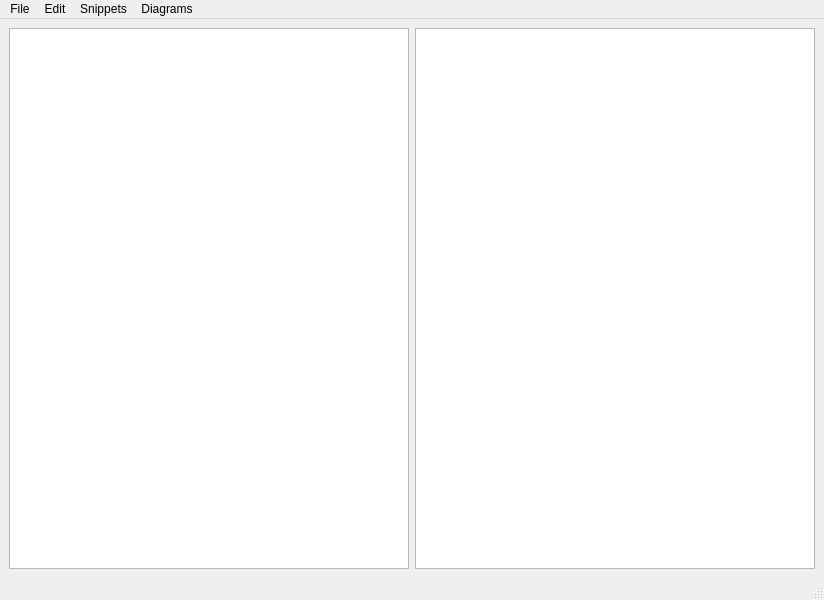
Before: the Qt Designer form notetaker.ui in taylorjohnwood/Notey, drawn with Qt 5.
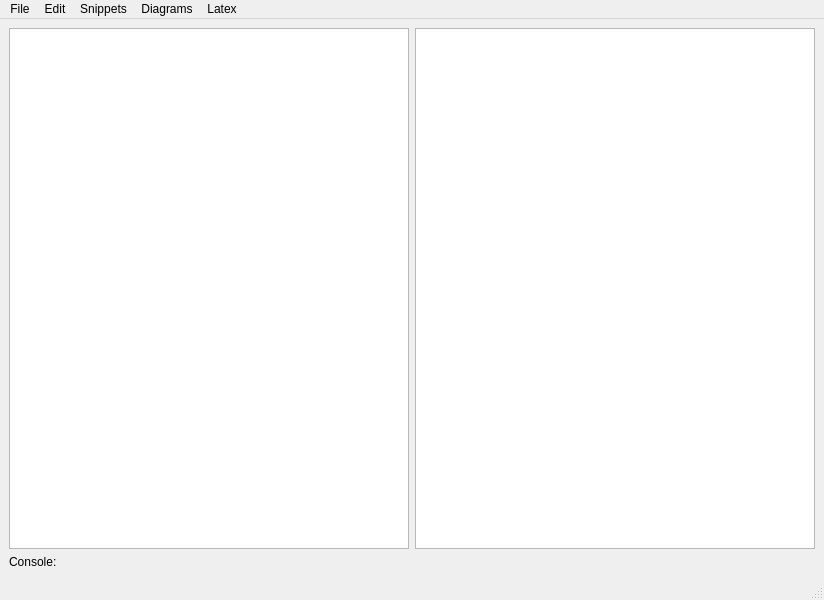
After: the same form once the commit is applied. Icons and pictures are not drawn.

The edit to the form file:
```diff
--- a/notetaker.ui
+++ b/notetaker.ui
@@ -6,7 +6,7 @@
    <rect>
     <x>0</x>
     <y>0</y>
-    <width>800</width>
+    <width>824</width>
     <height>600</height>
    </rect>
   </property>
@@ -35,6 +35,23 @@
       </property>
      </widget>
     </item>
+    <item row="0" column="0">
+     <widget class="QPlainTextEdit" name="mainTextEdit">
+      <property name="minimumSize">
+       <size>
+        <width>400</width>
+        <height>0</height>
+       </size>
+      </property>
+     </widget>
+    </item>
+    <item row="1" column="0" colspan="2">
+     <widget class="QLabel" name="label">
+      <property name="text">
+       <string>Console:</string>
+      </property>
+     </widget>
+    </item>
    </layout>
   </widget>
   <widget class="QMenuBar" name="menubar">
@@ -42,7 +59,7 @@
     <rect>
      <x>0</x>
      <y>0</y>
-     <width>800</width>
+     <width>824</width>
      <height>21</height>
     </rect>
    </property>
@@ -76,10 +93,16 @@
      <string>Diagrams</string>
     </property>
    </widget>
+   <widget class="QMenu" name="menuLatex">
+    <property name="title">
+     <string>Latex</string>
+    </property>
+   </widget>
    <addaction name="menuFile"/>
    <addaction name="menuEdit"/>
    <addaction name="menuSnippets"/>
    <addaction name="menuDiagrams"/>
+   <addaction name="menuLatex"/>
   </widget>
   <widget class="QStatusBar" name="statusbar"/>
   <action name="actionNew">
```
Left out of the diff: 19 changed lines with no effect on the pictures.
